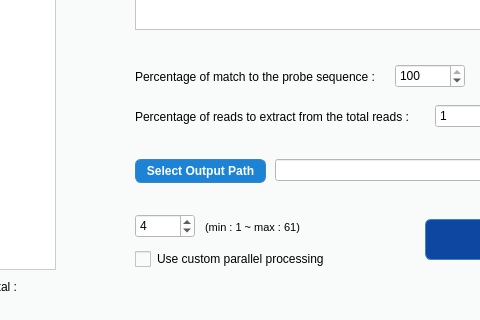
The window that scripts/ui/ISSM.ui (khk1329/NDD-and-ISSM) describes before a commit, drawn with Qt 5; both pictures show x 495 to 975 and y 281 to 601 of the 1200 by 601 pixel window.
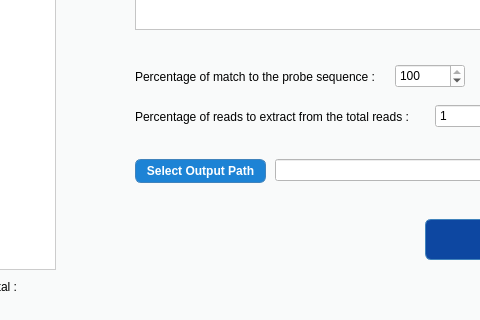
The same window after the commit. Icons and pictures are not drawn.

What changed in the file:
```diff
--- a/scripts/ui/ISSM.ui
+++ b/scripts/ui/ISSM.ui
@@ -690,285 +690,6 @@
      <enum>QAbstractItemView::SelectionMode::MultiSelection</enum>
     </property>
    </widget>
-   <widget class="QLabel" name="label_10">
-    <property name="geometry">
-     <rect>
-      <x>700</x>
-      <y>500</y>
-      <width>121</width>
-      <height>16</height>
-     </rect>
-    </property>
-    <property name="font">
-     <font>
-      <pointsize>8</pointsize>
-     </font>
-    </property>
-    <property name="text">
-     <string>(min : 1 ~ max : 61)</string>
-    </property>
-   </widget>
-   <widget class="QDoubleSpinBox" name="parallelProcessing">
-    <property name="geometry">
-     <rect>
-      <x>630</x>
-      <y>495</y>
-      <width>60</width>
-      <height>24</height>
-     </rect>
-    </property>
-    <property name="maximumSize">
-     <size>
-      <width>60</width>
-      <height>16777215</height>
-     </size>
-    </property>
-    <property name="font">
-     <font>
-      <bold>false</bold>
-     </font>
-    </property>
-    <property name="cursor">
-     <cursorShape>ArrowCursor</cursorShape>
-    </property>
-    <property name="styleSheet">
-     <string notr="true">QDoubleSpinBox{background-color: white; color:black;}</string>
-    </property>
-    <property name="decimals">
-     <number>0</number>
-    </property>
-    <property name="minimum">
-     <double>1.000000000000000</double>
-    </property>
-    <property name="maximum">
-     <double>61.000000000000000</double>
-    </property>
-    <property name="value">
-     <double>4.000000000000000</double>
-    </property>
-   </widget>
-   <widget class="QCheckBox" name="parallelProcessingCheckbox">
-    <property name="geometry">
-     <rect>
-      <x>630</x>
-      <y>530</y>
-      <width>211</width>
-      <height>20</height>
-     </rect>
-    </property>
-    <property name="palette">
-     <palette>
-      <active>
-       <colorrole role="WindowText">
-        <brush brushstyle="SolidPattern">
-         <color alpha="255">
-          <red>0</red>
-          <green>0</green>
-          <blue>0</blue>
-         </color>
-        </brush>
-       </colorrole>
-       <colorrole role="Button">
-        <brush brushstyle="SolidPattern">
-         <color alpha="255">
-          <red>249</red>
-          <green>250</green>
-          <blue>250</blue>
-         </color>
-        </brush>
-       </colorrole>
-       <colorrole role="Text">
-        <brush brushstyle="SolidPattern">
-         <color alpha="255">
-          <red>0</red>
-          <green>0</green>
-          <blue>0</blue>
-         </color>
-        </brush>
-       </colorrole>
-       <colorrole role="ButtonText">
-        <brush brushstyle="SolidPattern">
-         <color alpha="255">
-          <red>0</red>
-          <green>0</green>
-          <blue>0</blue>
-         </color>
-        </brush>
-       </colorrole>
-       <colorrole role="Base">
-        <brush brushstyle="SolidPattern">
-         <color alpha="255">
-          <red>249</red>
-          <green>250</green>
-          <blue>250</blue>
-         </color>
-        </brush>
-       </colorrole>
-       <colorrole role="Window">
-        <brush brushstyle="SolidPattern">
-         <color alpha="255">
-          <red>249</red>
-          <green>250</green>
-          <blue>250</blue>
-         </color>
-        </brush>
-       </colorrole>
-       <colorrole role="PlaceholderText">
-        <brush brushstyle="SolidPattern">
-         <color alpha="128">
-          <red>0</red>
-          <green>0</green>
-          <blue>0</blue>
-         </color>
-        </brush>
-       </colorrole>
-      </active>
-      <inactive>
-       <colorrole role="WindowText">
-        <brush brushstyle="SolidPattern">
-         <color alpha="255">
-          <red>0</red>
-          <green>0</green>
-          <blue>0</blue>
-         </color>
-        </brush>
-       </colorrole>
-       <colorrole role="Button">
-        <brush brushstyle="SolidPattern">
-         <color alpha="255">
-          <red>249</red>
-          <green>250</green>
-          <blue>250</blue>
-         </color>
-        </brush>
-       </colorrole>
-       <colorrole role="Text">
-        <brush brushstyle="SolidPattern">
-         <color alpha="255">
-          <red>0</red>
-          <green>0</green>
-          <blue>0</blue>
-         </color>
-        </brush>
-       </colorrole>
-       <colorrole role="ButtonText">
-        <brush brushstyle="SolidPattern">
-         <color alpha="255">
-          <red>0</red>
-          <green>0</green>
-          <blue>0</blue>
-         </color>
-        </brush>
-       </colorrole>
-       <colorrole role="Base">
-        <brush brushstyle="SolidPattern">
-         <color alpha="255">
-          <red>249</red>
-          <green>250</green>
-          <blue>250</blue>
-         </color>
-        </brush>
-       </colorrole>
-       <colorrole role="Window">
-        <brush brushstyle="SolidPattern">
-         <color alpha="255">
-          <red>249</red>
-          <green>250</green>
-          <blue>250</blue>
-         </color>
-        </brush>
-       </colorrole>
-       <colorrole role="PlaceholderText">
-        <brush brushstyle="SolidPattern">
-         <color alpha="128">
-          <red>0</red>
-          <green>0</green>
-          <blue>0</blue>
-         </color>
-        </brush>
-       </colorrole>
-      </inactive>
-      <disabled>
-       <colorrole role="WindowText">
-        <brush brushstyle="SolidPattern">
-         <color alpha="255">
-          <red>0</red>
-          <green>0</green>
-          <blue>0</blue>
-         </color>
-        </brush>
-       </colorrole>
-       <colorrole role="Button">
-        <brush brushstyle="SolidPattern">
-         <color alpha="255">
-          <red>249</red>
-          <green>250</green>
-          <blue>250</blue>
-         </color>
-        </brush>
-       </colorrole>
-       <colorrole role="Text">
-        <brush brushstyle="SolidPattern">
-         <color alpha="255">
-          <red>0</red>
-          <green>0</green>
-          <blue>0</blue>
-         </color>
-        </brush>
-       </colorrole>
-       <colorrole role="ButtonText">
-        <brush brushstyle="SolidPattern">
-         <color alpha="135">
-          <red>255</red>
-          <green>255</green>
-          <blue>255</blue>
-         </color>
-        </brush>
-       </colorrole>
-       <colorrole role="Base">
-        <brush brushstyle="SolidPattern">
-         <color alpha="255">
-          <red>249</red>
-          <green>250</green>
-          <blue>250</blue>
-         </color>
-        </brush>
-       </colorrole>
-       <colorrole role="Window">
-        <brush brushstyle="SolidPattern">
-         <color alpha="255">
-          <red>249</red>
-          <green>250</green>
-          <blue>250</blue>
-         </color>
-        </brush>
-       </colorrole>
-       <colorrole role="PlaceholderText">
-        <brush brushstyle="SolidPattern">
-         <color alpha="128">
-          <red>0</red>
-          <green>0</green>
-          <blue>0</blue>
-         </color>
-        </brush>
-       </colorrole>
-      </disabled>
-     </palette>
-    </property>
-    <property name="cursor">
-     <cursorShape>PointingHandCursor</cursorShape>
-    </property>
-    <property name="styleSheet">
-     <string notr="true">QCheckBox::indicator {
-    width: 16px;
-    height: 16px;
-}
-QCheckBox::indicator:checked{image:url(:/icons/icons/circle-check.png)}QCheckBox::indicator:unchecked{image:url(:/icons/icons/circle-dashed.png)}</string>
-    </property>
-    <property name="text">
-     <string>Use custom parallel processing</string>
-    </property>
-   </widget>
    <widget class="QLabel" name="label_11">
     <property name="geometry">
      <rect>
```
Left out of the diff: 5 changed lines with no effect on the pictures.
